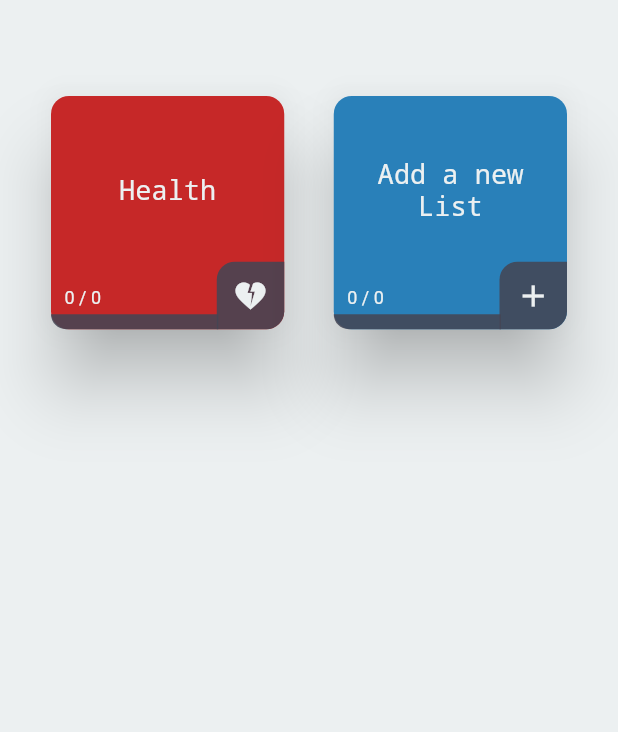
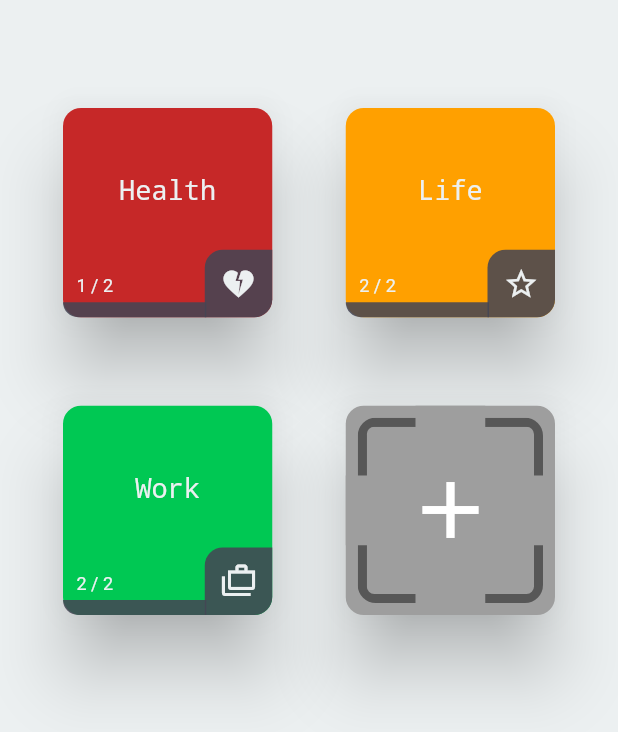
Before and after one commit to SimpleLogix/SimpleTask, a Flutter app: the screen it shows after launch, on a phone screen of 412 x 824 dp. Shown: the top 732 px of the screen. Run offline on Flutter 3.47's test engine with Material 2 defaults, Android fonts, the phone set to English and light mode, and no system bars; our stand-ins replace get, shared_preferences.

Commit message:
animations added; reworked the pageview

```diff
--- a/lib/model/task.dart
+++ b/lib/model/task.dart
@@ -1,13 +1,15 @@
 class Task {
   String name;
   bool isDone;
+  bool isImportant;
 
-  Task({required this.name, required this.isDone});
+  Task({required this.name, required this.isDone, required this.isImportant});
 
   factory Task.fromJson(Map<String, dynamic> map) {
     return Task(
       name: map['name'],
-      isDone: map['isDone']
+      isDone: map['isDone'],
+      isImportant: map['isImportant'],
     );
   }
 
@@ -15,6 +17,7 @@ class Task {
     return {
       'name': name,
       'isDone': isDone,
+      'isImportant': isImportant,
     };
   }
 }
--- a/lib/services/globals.dart
+++ b/lib/services/globals.dart
@@ -1,10 +1,126 @@
 import 'package:flutter/material.dart';
+import 'package:taskmate/model/todo_list.dart';
+
+import '../model/task.dart';
 
 class MyColors {
+  // colors for pallete
   static const Color bg = Color(0xffECF0F1);
   static const Color main = Color(0xff2980B9);
   static const Color lightTxt = Color(0xffECF0F1);
   static const Color darkTxt = lightTxt;
 
+  // colors for ui components
+  static const Color pressed = Color(0xaaeeeeee);
   static const badge = Color(0xdd444554);
 }
+
+class MyWidgets {
+  static Widget addCard = IconButton(
+      onPressed: () {
+        debugPrint("+++");
+      },
+      icon: Card(
+        elevation: 20,
+        color: Colors.grey,
+        shape: const RoundedRectangleBorder(
+            borderRadius: BorderRadius.all(Radius.circular(12))),
+        child: SizedBox(
+          width: 200,
+          height: 200,
+          child: Stack(
+            fit: StackFit.expand,
+            children: [
+              const Padding(
+                padding: EdgeInsets.all(8),
+                child: ClipRRect(
+                  borderRadius: BorderRadius.all(Radius.circular(12)),
+                  child: ColoredBox(color: Colors.black45),
+                ),
+              ),
+              const Padding(
+                padding: EdgeInsets.all(14),
+                child: ClipRRect(
+                  borderRadius: BorderRadius.all(Radius.circular(5)),
+                  child: ColoredBox(color: Colors.grey),
+                ),
+              ),
+              Row(
+                crossAxisAlignment: CrossAxisAlignment.stretch,
+                children: const [
+                  Expanded(
+                    flex: 5,
+                    child: SizedBox(),
+                  ),
+                  Expanded(
+                    flex: 5,
+                    child: SizedBox(
+                      child: ColoredBox(color: Colors.grey),
+                    ),
+                  ),
+                  Expanded(
+                    flex: 5,
+                    child: SizedBox(),
+                  ),
+                ],
+              ),
+              Column(
+                crossAxisAlignment: CrossAxisAlignment.stretch,
+                children: const [
+                  Expanded(
+                    flex: 5,
+                    child: SizedBox(),
+                  ),
+                  Expanded(
+                    flex: 5,
+                    child: SizedBox(
+                      child: ColoredBox(color: Colors.grey),
+                    ),
+                  ),
+                  Expanded(
+                    flex: 5,
+                    child: SizedBox(),
+                  ),
+                ],
+              ),
+              const Center(
+                  child: Icon(
+                Icons.add,
+                size: 64,
+                color: Colors.white,
+              )),
+            ],
+          ),
+        ),
+      ));
+
+  static List<TodoList> sampleList = [
+    TodoList(
+      name: "Health",
+      color: Colors.red[800]!,
+      icon: Icons.heart_broken,
+      tasks: [
+        Task(name: "name", isDone: false, isImportant: false),
+        Task(name: "name", isDone: true, isImportant: true)
+      ],
+    ),
+    TodoList(
+      name: "Life",
+      color: Colors.amber[700]!,
+      icon: Icons.star_border_purple500_outlined,
+      tasks: [
+        Task(name: "name", isDone: true, isImportant: false),
+        Task(name: "name", isDone: true, isImportant: true)
+      ],
+    ),
+    TodoList(
+      name: "Work",
+      color: Colors.greenAccent[700]!,
+      icon: Icons.cases_outlined,
+      tasks: [
+        Task(name: "name", isDone: true, isImportant: false),
+        Task(name: "name", isDone: true, isImportant: true)
+      ],
+    )
+  ];
+}
--- /dev/null
+++ b/lib/view/add_todo_popup.dart
@@ -0,0 +1,15 @@
+import 'package:flutter/material.dart';
+
+class AddTodoPopup extends StatefulWidget {
+  const AddTodoPopup({super.key});
+
+  @override
+  State<AddTodoPopup> createState() => _AddTodoPopupState();
+}
+
+class _AddTodoPopupState extends State<AddTodoPopup> {
+  @override
+  Widget build(BuildContext context) {
+    return const Placeholder();
+  }
+}
--- a/lib/view/components/todo_card.dart
+++ b/lib/view/components/todo_card.dart
@@ -1,7 +1,13 @@
+import 'dart:developer';
+
 import 'package:flutter/material.dart';
+import 'package:get/get.dart';
+import 'package:taskmate/model/profile.dart';
 import 'package:taskmate/model/task.dart';
 import 'package:taskmate/model/todo_list.dart';
 import 'package:taskmate/services/globals.dart';
+import 'package:taskmate/services/service.dart';
+import 'package:taskmate/view/todo_screen.dart';
 
 class TodoCard extends StatefulWidget {
   TodoList list;
@@ -12,6 +18,7 @@ class TodoCard extends StatefulWidget {
 }
 
 class _TodoCardState extends State<TodoCard> {
+  PageController controller = Get.put(PageController(initialPage: 0));
   @override
   Widget build(BuildContext context) {
     // grab to do list from widget and do some quick maths
@@ -22,21 +29,21 @@ class _TodoCardState extends State<TodoCard> {
         done++;
       }
     }
-    // Build the components going into the Todo Card-
-    // The text:
-    final text = Padding(
-      padding: const EdgeInsets.fromLTRB(15, 15, 15, 45),
-      child: Text(
-        list.name,
-        textAlign: TextAlign.center,
-        style: const TextStyle(
-          color: MyColors.lightTxt,
-          fontSize: 18,
-          fontFamily: 'monospace',
-        ),
-      ),
+
+    return IconButton(
+      onPressed: () {
+        // get user todo's and find index of selected todo
+        Profile user = Get.find<Profile>();
+        final int index = user.todoLists.indexOf(list) + 1;
+
+        controller.animateToPage(
+          index,
+          duration: const Duration(milliseconds: 500),
+          curve: Curves.linear,
         );
-    return Stack(
+      },
+      highlightColor: MyColors.pressed,
+      icon: Stack(
         alignment: Alignment.bottomRight,
         children: [
           Padding(
@@ -49,7 +56,18 @@ class _TodoCardState extends State<TodoCard> {
                     borderRadius: BorderRadius.all(Radius.circular(12))),
                 color: list.color,
                 child: Center(
-                child: text,
+                  child: Padding(
+                    padding: const EdgeInsets.fromLTRB(15, 15, 15, 45),
+                    child: Text(
+                      list.name,
+                      textAlign: TextAlign.center,
+                      style: const TextStyle(
+                        color: MyColors.lightTxt,
+                        fontSize: 18,
+                        fontFamily: 'monospace',
+                      ),
+                    ),
+                  ),
                 ),
               ),
             ),
@@ -87,7 +105,7 @@ class _TodoCardState extends State<TodoCard> {
               padding: const EdgeInsets.fromLTRB(13, 0, 0, 18),
               child: Text(
                 "${done.toString()} / ${list.tasks.length.toString()}",
-              style: TextStyle(
+                style: const TextStyle(
                   color: MyColors.lightTxt,
                   fontSize: 12,
                 ),
@@ -95,6 +113,7 @@ class _TodoCardState extends State<TodoCard> {
             ),
           )
         ],
+      ),
     );
   }
 }
--- a/lib/view/home_screen.dart
+++ b/lib/view/home_screen.dart
@@ -1,10 +1,12 @@
 import 'package:flutter/material.dart';
 import 'package:get/get.dart';
+import 'package:taskmate/model/task.dart';
 import 'package:taskmate/model/todo_list.dart';
 import 'package:taskmate/services/globals.dart';
 import 'package:taskmate/services/service.dart';
 import 'package:taskmate/view/components/todo_card.dart';
 import 'package:taskmate/view/loading_screen.dart';
+import 'package:taskmate/view/todo_screen.dart';
 
 import '../model/profile.dart';
 
@@ -24,27 +26,30 @@ class _HomeScreenState extends State<HomeScreen> {
           if (snapshot.connectionState == ConnectionState.waiting) {
             return const LoadingScreen();
           } else {
-            //? GetX controller
+            // GetX controller stuff
             Profile profile = Profile(todoLists: snapshot.data!);
             Get.put(profile, permanent: true);
-            List<TodoCard> todoCards = List.generate(
-                1,
-                (index) => TodoCard(
-                        list: TodoList(
-                      name: "Health",
-                      color: Colors.red[800]!,
-                      icon: Icons.heart_broken,
-                      tasks: [],
-                    )));
-            TodoCard addCard = TodoCard(
-                list: TodoList(
-              name: "Add a new List",
-              color: MyColors.main,
-              icon: Icons.add,
-              tasks: [],
-            ));
-            todoCards.add(addCard);
-            return ColoredBox(
+            PageController controller = Get.put(PageController(initialPage: 0));
+            //! fill todlist with sample for now
+            if (profile.todoLists.isEmpty) {
+              profile.todoLists += MyWidgets.sampleList;
+            }
+            // convert todoList obj => todoCards
+            List<Widget> todoCards = List.generate(profile.todoLists.length,
+                (index) => TodoCard(list: profile.todoLists[index]));
+
+            // import add card from my global file
+            //? These are used as the HomeScreen cards
+            todoCards.add(MyWidgets.addCard);
+
+            //? This is the actual displayed screen of the selected todo
+            List<Widget> todoPages = List.generate(profile.todoLists.length,
+                (index) => TodoScreen(list: profile.todoLists[index]));
+
+            // create pages consisting of home, todo's, and add screen
+            List<Widget> pages = [
+              //? Home Screen GridView of cards
+              ColoredBox(
                   color: MyColors.bg,
                   child: GridView.count(
                     crossAxisCount: 2,
@@ -53,7 +58,14 @@ class _HomeScreenState extends State<HomeScreen> {
                     crossAxisSpacing: 25,
                     mainAxisSpacing: 35,
                     children: todoCards,
-                ));
+                  )),
+            ];
+            // add the todo's and add screen
+            pages += todoPages;
+            return PageView(
+              controller: controller,
+              children: pages,
+            );
           }
         });
   }
--- /dev/null
+++ b/lib/view/todo_screen.dart
@@ -0,0 +1,44 @@
+import 'package:flutter/material.dart';
+import 'package:get/get.dart';
+import 'package:taskmate/model/todo_list.dart';
+import 'package:taskmate/services/globals.dart';
+
+import '../model/profile.dart';
+
+/// displays the selected to do list but also has access to the other todo's in a
+/// page view for easy seamless swapping between pages
+class TodoScreen extends StatefulWidget {
+  TodoList list;
+  TodoScreen({super.key, required this.list});
+
+  @override
+  State<TodoScreen> createState() => _TodoScreenState();
+}
+
+class _TodoScreenState extends State<TodoScreen> {
+  Profile profile = Get.find<Profile>();
+
+  @override
+  Widget build(BuildContext context) {
+    TodoList list = widget.list;
+
+    return Material(
+      color: list.color,
+      child: Column(
+        mainAxisAlignment: MainAxisAlignment.center,
+        crossAxisAlignment: CrossAxisAlignment.stretch,
+        children: [
+          Row(
+            mainAxisAlignment: MainAxisAlignment.center,
+            children: [
+              Text(
+                list.name,
+                style: TextStyle(color: MyColors.lightTxt),
+              )
+            ],
+          ),
+        ],
+      ),
+    );
+  }
+}
```
Lines whose indentation alone changed are shown as unchanged.
